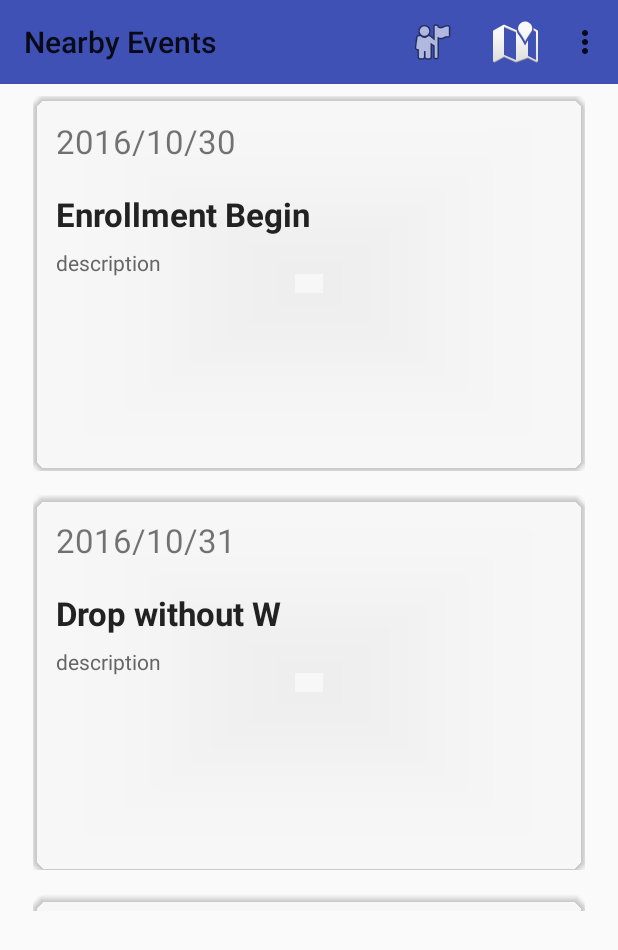
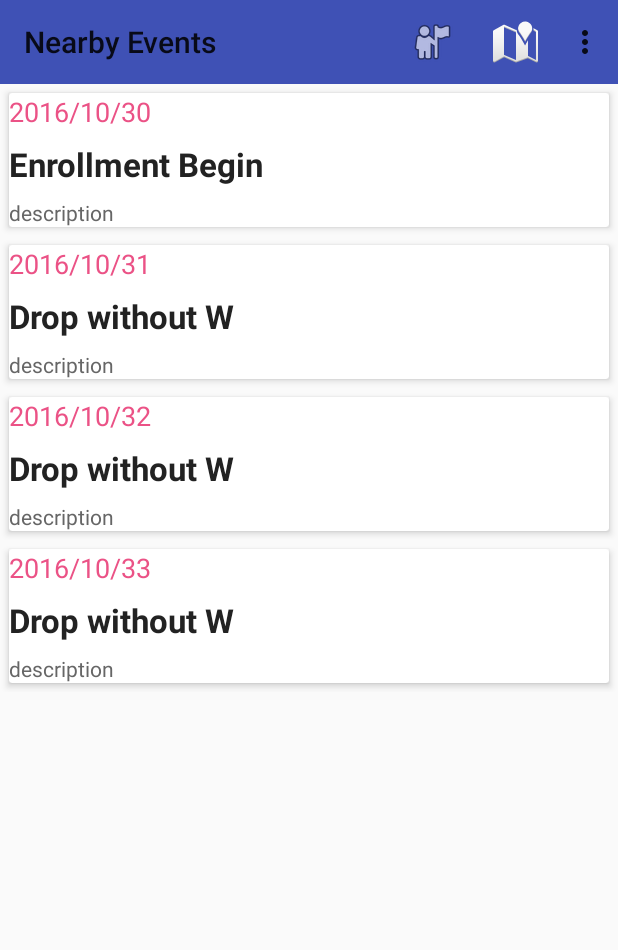
Before and after one commit to hsun0120/event-finder, an Android app: the EventListActivity screen opened directly, with no data from a screen before it, on a phone screen of 412 x 824 dp. Shown: the top 950 px of the screen. Run offline under Robolectric (Android 15) with nearby library versions, the phone set to English and light mode, and no system bars.

Commit message:
UI Improvements

```diff
--- a/app/src/main/java/edu/ucsd/cse110/group50/eventfinder/Card.java
+++ b/app/src/main/java/edu/ucsd/cse110/group50/eventfinder/Card.java
@@ -9,13 +9,7 @@ import android.content.Context;
 public class Card {
 
     // private Drawable cardImg = getResources().getDrawable(R.drawable.activity_default);
-    public  void setCardName(String cardName) {
-        this.cardName = cardName;
-    }public void setDate(String date) {
-        this.date = date;
-    }public void setDescription(String description) {
-        this.description = description;
-    }private String cardName = "Event";
+    private String cardName = "Event";
     private String date = "2016/10/30";
     private String description = "Halloween party.";
 
@@ -37,6 +31,18 @@ public class Card {
     //    return cardImg;
     //}
 
+    public  void setCardName(String cardName) {
+        this.cardName = cardName;
+    }
+
+    public void setDate(String date) {
+        this.date = date;
+    }
+
+    public void setDescription(String description) {
+        this.description = description;
+    }
+
     public String getCardName(){ return cardName;}
 
     public String getDescription() {
--- a/app/src/main/res/layout-w900dp/event_list.xml
+++ b/app/src/main/res/layout-w900dp/event_list.xml
@@ -26,8 +26,7 @@
         android:layout_marginLeft="16dp"
         android:layout_marginRight="16dp"
         app:layoutManager="LinearLayoutManager"
-        tools:context="edu.ucsd.cse110.group50.eventfinder.EventListActivity"
-        tools:listitem="@layout/event_list_content" />
+        tools:context="edu.ucsd.cse110.group50.eventfinder.EventListActivity"/>
 
     <FrameLayout
         android:id="@+id/event_detail_container"
--- a/app/src/main/res/layout/activity_event_list.xml
+++ b/app/src/main/res/layout/activity_event_list.xml
@@ -24,15 +24,13 @@
 
     <FrameLayout
         android:id="@+id/frameLayout"
-        android:layout_width="368dp"
-        android:layout_height="551dp"
         app:layout_behavior="@string/appbar_scrolling_view_behavior"
         app:layout_constraintTop_toBottomOf="@+id/home_toolbar"
+        app:layout_constraintRight_toRightOf="@+id/home_toolbar"
+        app:layout_constraintLeft_toLeftOf="@+id/home_toolbar"
         app:layout_constraintBottom_toBottomOf="parent"
-        android:layout_marginBottom="16dp"
-        app:layout_constraintVertical_bias="0.0"
-        app:layout_constraintRight_toRightOf="@+id/home_toolbar"
-        app:layout_constraintLeft_toLeftOf="@+id/home_toolbar">
+        android:layout_width="0dp"
+        android:layout_height="0dp">
 
         <include
             layout="@layout/event_list"
--- a/app/src/main/res/layout/card_layout.xml
+++ b/app/src/main/res/layout/card_layout.xml
@@ -3,19 +3,15 @@
     xmlns:tools="http://schemas.android.com/tools"
     xmlns:card_view="http://schemas.android.com/apk/res-auto"
     android:layout_height="wrap_content"
-    android:layout_width="match_parent"
-    android:paddingTop="8dp"
-    android:paddingBottom="8dp">
+    android:layout_width="match_parent">
 
     <!-- A CardView that contains a TextView -->
     <android.support.v7.widget.CardView
-        xmlns:card_view="http://schemas.android.com/apk/res-auto"
         android:id="@+id/card_view"
         android:layout_width="match_parent"
-        android:layout_height="250dp"
-        card_view:cardCornerRadius="10dp"
-        card_view:contentPadding="15dp"
-        card_view:cardBackgroundColor="@color/cardview_shadow_end_color">
+        android:layout_height="wrap_content"
+        android:layout_margin="6dp"
+        card_view:cardElevation="3dp">
 
         <LinearLayout
             android:orientation="vertical"
@@ -25,9 +21,11 @@
             <TextView
                 android:layout_width="match_parent"
                 android:layout_height="wrap_content"
-                android:textSize="22sp"
                 android:id="@+id/info_date"
-                android:layout_weight="0.05" />
+                android:layout_weight="0.05"
+                android:fontFamily="sans-serif"
+                android:textColor="@color/colorAccent"
+                android:textSize="18sp" />
 
             <TextView
                 android:id="@+id/info_title"
--- a/app/src/main/res/layout/event_list.xml
+++ b/app/src/main/res/layout/event_list.xml
@@ -6,8 +6,7 @@
     android:name="edu.ucsd.cse110.group50.eventfinder.EventListFragment"
     android:layout_width="match_parent"
     android:layout_height="match_parent"
-    android:layout_marginLeft="16dp"
-    android:layout_marginRight="16dp"
+    android:layout_marginLeft="22dp"
+    android:layout_marginRight="22dp"
     app:layoutManager="LinearLayoutManager"
-    tools:context="edu.ucsd.cse110.group50.eventfinder.EventListActivity"
-    tools:listitem="@layout/event_list_content" />
+    tools:context="edu.ucsd.cse110.group50.eventfinder.EventListActivity"/>
--- a/app/src/main/res/values/colors.xml
+++ b/app/src/main/res/values/colors.xml
@@ -2,6 +2,6 @@
 <resources>
     <color name="colorPrimary">#3f51b5</color>
     <color name="colorPrimaryDark">#303f9f</color>
-    <color name="colorAccent">#FF4081</color>
+    <color name="colorAccent">#eb5286</color>
     <color name="black_alpha_40">#66000000</color>
 </resources>
```
Also changed, not shown: app/src/main/res/layout/event_list_content.xml (deleted, +0 -22 lines), app/src/main/res/drawable/activity_default.png.
